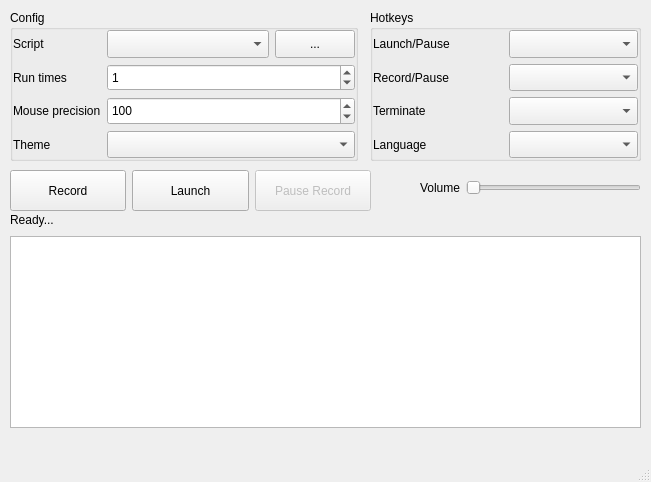
The window that UIView.ui (taojy123/KeymouseGo) describes before a commit, drawn with Qt 5.
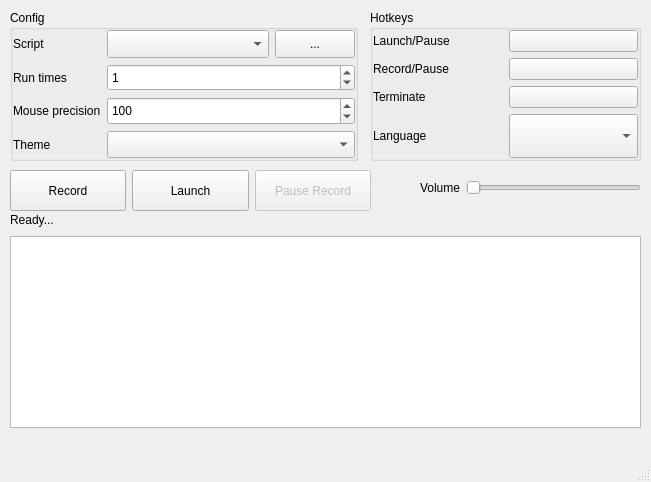
The same window after the commit. Icons and pictures are not drawn.

```diff
--- a/UIView.ui
+++ b/UIView.ui
@@ -82,32 +82,23 @@
       </widget>
      </item>
      <item row="0" column="1">
-      <widget class="QComboBox" name="choice_start">
-       <property name="sizePolicy">
-        <sizepolicy hsizetype="Minimum" vsizetype="Minimum">
-         <horstretch>0</horstretch>
-         <verstretch>0</verstretch>
-        </sizepolicy>
+      <widget class="QPushButton" name="hotkey_start">
+       <property name="text">
+        <string/>
        </property>
       </widget>
      </item>
      <item row="1" column="1">
-      <widget class="QComboBox" name="choice_record">
-       <property name="sizePolicy">
-        <sizepolicy hsizetype="Minimum" vsizetype="Minimum">
-         <horstretch>0</horstretch>
-         <verstretch>0</verstretch>
-        </sizepolicy>
+      <widget class="QPushButton" name="hotkey_record">
+       <property name="text">
+        <string/>
        </property>
       </widget>
      </item>
      <item row="2" column="1">
-      <widget class="QComboBox" name="choice_stop">
-       <property name="sizePolicy">
-        <sizepolicy hsizetype="Minimum" vsizetype="Minimum">
-         <horstretch>0</horstretch>
-         <verstretch>0</verstretch>
-        </sizepolicy>
+      <widget class="QPushButton" name="hotkey_stop">
+       <property name="text">
+        <string/>
        </property>
       </widget>
      </item>
```
